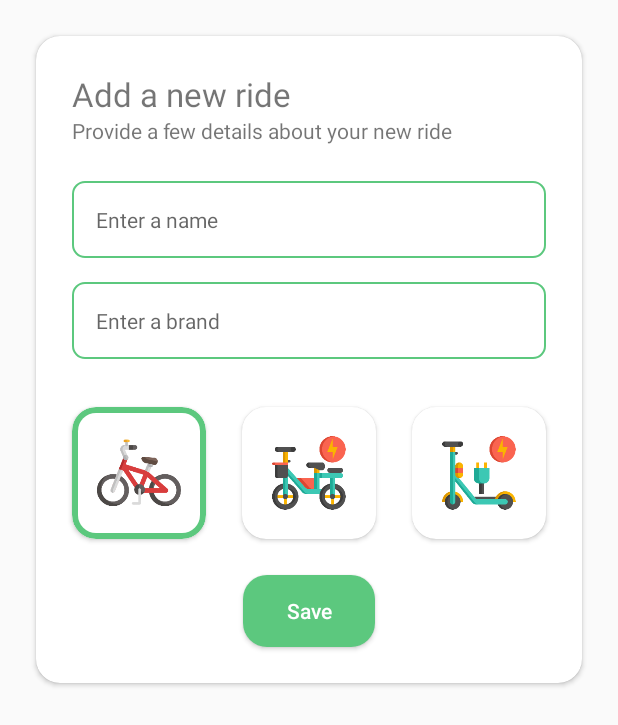
After one commit to helod91/bee-cycle, an Android app: the layout layout_add_bike.xml on its own in the app's theme, with its tools: preview values and no code run, on a phone screen of 412 x 824 dp. The commit adds this screen. Shown: the top 725 px of the screen. Run offline under Robolectric (Android 15) with nearby library versions, the phone set to English and light mode, and no system bars.

Commit message:
Add add bike bottom sheet

```diff
--- a/app/src/main/java/com/accenture/beecycle/di/ViewModelModules.kt
+++ b/app/src/main/java/com/accenture/beecycle/di/ViewModelModules.kt
@@ -9,5 +9,5 @@ import org.koin.dsl.module
 @ExperimentalCoroutinesApi
 val viewModelModules = module {
     viewModel { MainViewModel(get(), get(), get()) }
-    viewModel { SearchViewModel(get()) }
+    viewModel { SearchViewModel(get(), get()) }
 }
--- a/app/src/main/java/com/accenture/beecycle/ui/profile/ProfileActivity.kt
+++ b/app/src/main/java/com/accenture/beecycle/ui/profile/ProfileActivity.kt
@@ -21,7 +21,7 @@ class ProfileActivity : AppCompatActivity() {
 
         with(ActivityProfileBinding.inflate(LayoutInflater.from(this))) {
             Glide.with(profileUserAvatar)
-                .load("https://imagez.tmz.com/image/bf/4by3/2022/04/05/bf0bbec74a1a463f96cf1bacfa831049_md.jpg")
+                .load("https://encrypted-tbn0.gstatic.com/images?q=tbn:ANd9GcSeqTF3M55Y384pBCWI9W88SriOEQrSUk5tHA&usqp=CAU")
                 .circleCrop()
                 .into(profileUserAvatar)
 
--- a/app/src/main/java/com/accenture/beecycle/ui/search/SearchAction.kt
+++ b/app/src/main/java/com/accenture/beecycle/ui/search/SearchAction.kt
@@ -4,4 +4,5 @@ import com.accenture.beecycle.common.ViewAction
 
 sealed class SearchAction : ViewAction {
     data class GetSearchResult(val results: String) : SearchAction()
+    data class GetWeather(val latitude: Double?, val longitude: Double?): SearchAction()
 }
--- a/app/src/main/java/com/accenture/beecycle/ui/search/SearchIntent.kt
+++ b/app/src/main/java/com/accenture/beecycle/ui/search/SearchIntent.kt
@@ -4,4 +4,5 @@ import com.accenture.beecycle.common.ViewIntent
 
 sealed class SearchIntent : ViewIntent {
     data class GetSearchResults(val destination: String) : SearchIntent()
+    data class GetCurrentWeather(val latitude: Double?, val longitude: Double?) : SearchIntent()
 }
--- a/app/src/main/java/com/accenture/beecycle/ui/search/SearchState.kt
+++ b/app/src/main/java/com/accenture/beecycle/ui/search/SearchState.kt
@@ -2,9 +2,11 @@ package com.accenture.beecycle.ui.search
 
 import com.accenture.beecycle.common.ViewState
 import com.accenture.beecycle.domain.models.GeoSearchResult
+import com.accenture.beecycle.domain.models.Weather
 
 sealed class SearchState : ViewState {
     object LoadingSearchResult : SearchState()
     object NoSearchResult : SearchState()
     data class ResultSearch(val results: List<GeoSearchResult>): SearchState()
+    data class ResultWeather(val weather: Weather) : SearchState()
 }
--- /dev/null
+++ b/app/src/main/res/drawable/bg_input.xml
@@ -0,0 +1,7 @@
+<?xml version="1.0" encoding="UTF-8"?>
+<shape xmlns:android="http://schemas.android.com/apk/res/android">
+    <stroke
+        android:width="1dp"
+        android:color="#5cc87e" />
+    <corners android:radius="8dp" />
+</shape>
--- a/app/src/main/res/layout/activity_profile.xml
+++ b/app/src/main/res/layout/activity_profile.xml
@@ -17,8 +17,8 @@
             android:layout_width="48dp"
             android:layout_height="48dp"
             android:src="@drawable/ic_leaf"
-            android:translationX="-8dp"
-            android:translationY="-8dp"
+            android:translationX="-10dp"
+            android:translationY="-3dp"
             app:layout_constraintStart_toStartOf="parent"
             app:layout_constraintTop_toTopOf="parent" />
 
--- /dev/null
+++ b/app/src/main/res/layout/layout_add_bike.xml
@@ -0,0 +1,167 @@
+<?xml version="1.0" encoding="utf-8"?>
+<androidx.constraintlayout.widget.ConstraintLayout xmlns:android="http://schemas.android.com/apk/res/android"
+    xmlns:app="http://schemas.android.com/apk/res-auto"
+    android:layout_width="match_parent"
+    android:layout_height="wrap_content"
+    android:background="@android:color/transparent">
+
+    <androidx.cardview.widget.CardView
+        android:layout_width="0dp"
+        android:layout_height="wrap_content"
+        android:layout_margin="24dp"
+        app:cardCornerRadius="16dp"
+        app:layout_constraintBottom_toBottomOf="parent"
+        app:layout_constraintEnd_toEndOf="parent"
+        app:layout_constraintStart_toStartOf="parent"
+        app:layout_constraintTop_toTopOf="parent">
+
+        <LinearLayout
+            android:layout_width="match_parent"
+            android:layout_height="wrap_content"
+            android:orientation="vertical">
+
+
+            <TextView
+                android:layout_width="wrap_content"
+                android:layout_height="wrap_content"
+                android:layout_marginStart="24dp"
+                android:layout_marginTop="24dp"
+                android:text="Add a new ride"
+                android:textSize="22sp" />
+
+            <TextView
+                android:layout_width="wrap_content"
+                android:layout_height="wrap_content"
+                android:layout_marginStart="24dp"
+                android:text="Provide a few details about your new ride" />
+
+            <EditText
+                android:id="@+id/add_bike_name"
+                android:layout_width="match_parent"
+                android:layout_height="wrap_content"
+                android:layout_marginStart="24dp"
+                android:layout_marginTop="24dp"
+                android:layout_marginEnd="24dp"
+                android:background="@drawable/bg_input"
+                android:hint="Enter a name"
+                android:inputType="text"
+                android:maxLines="1"
+                android:padding="16dp"
+                android:textSize="14sp" />
+
+            <EditText
+                android:id="@+id/add_bike_brand"
+                android:layout_width="match_parent"
+                android:layout_height="wrap_content"
+                android:layout_marginStart="24dp"
+                android:layout_marginTop="16dp"
+                android:layout_marginEnd="24dp"
+                android:background="@drawable/bg_input"
+                android:hint="Enter a brand"
+                android:inputType="text"
+                android:maxLines="1"
+                android:padding="16dp"
+                android:textSize="14sp" />
+
+
+            <LinearLayout
+                android:layout_width="match_parent"
+                android:layout_height="wrap_content"
+                android:orientation="horizontal">
+
+                <androidx.cardview.widget.CardView
+                    android:layout_width="0dp"
+                    android:layout_height="wrap_content"
+                    android:layout_marginStart="24dp"
+                    android:layout_marginTop="32dp"
+                    android:layout_marginEnd="12dp"
+                    android:layout_marginBottom="24dp"
+                    android:layout_weight="1"
+                    app:cardCornerRadius="16dp">
+
+                    <androidx.constraintlayout.widget.ConstraintLayout
+                        android:id="@+id/add_bike_bike"
+                        android:layout_width="match_parent"
+                        android:layout_height="wrap_content"
+                        android:background="@drawable/bg_selected_card"
+                        android:padding="16dp">
+
+                        <ImageView
+                            android:layout_width="56dp"
+                            android:layout_height="56dp"
+                            android:src="@drawable/ic_small_bike"
+                            app:layout_constraintBottom_toBottomOf="parent"
+                            app:layout_constraintEnd_toEndOf="parent"
+                            app:layout_constraintStart_toStartOf="parent"
+                            app:layout_constraintTop_toTopOf="parent" />
+                    </androidx.constraintlayout.widget.ConstraintLayout>
+                </androidx.cardview.widget.CardView>
+
+                <androidx.cardview.widget.CardView
+                    android:layout_width="0dp"
+                    android:layout_height="wrap_content"
+                    android:layout_marginStart="12dp"
+                    android:layout_marginTop="32dp"
+                    android:layout_marginEnd="12dp"
+                    android:layout_marginBottom="24dp"
+                    android:layout_weight="1"
+                    app:cardCornerRadius="16dp">
+
+                    <androidx.constraintlayout.widget.ConstraintLayout
+                        android:id="@+id/add_bike_ebike"
+                        android:layout_width="match_parent"
+                        android:layout_height="wrap_content"
+                        android:padding="16dp">
+
+                        <ImageView
+                            android:layout_width="56dp"
+                            android:layout_height="56dp"
+                            android:src="@drawable/ic_small_ebike"
+                            app:layout_constraintBottom_toBottomOf="parent"
+                            app:layout_constraintEnd_toEndOf="parent"
+                            app:layout_constraintStart_toStartOf="parent"
+                            app:layout_constraintTop_toTopOf="parent" />
+                    </androidx.constraintlayout.widget.ConstraintLayout>
+                </androidx.cardview.widget.CardView>
+
+                <androidx.cardview.widget.CardView
+                    android:layout_width="0dp"
+                    android:layout_height="wrap_content"
+                    android:layout_marginStart="12dp"
+                    android:layout_marginTop="32dp"
+                    android:layout_marginEnd="24dp"
+                    android:layout_marginBottom="24dp"
+                    android:layout_weight="1"
+                    app:cardCornerRadius="16dp">
+
+                    <androidx.constraintlayout.widget.ConstraintLayout
+                        android:id="@+id/add_bike_escooter"
+                        android:layout_width="match_parent"
+                        android:layout_height="wrap_content"
+                        android:padding="16dp">
+
+                        <ImageView
+                            android:layout_width="56dp"
+                            android:layout_height="56dp"
+                            android:src="@drawable/ic_small_escooter"
+                            app:layout_constraintBottom_toBottomOf="parent"
+                            app:layout_constraintEnd_toEndOf="parent"
+                            app:layout_constraintStart_toStartOf="parent"
+                            app:layout_constraintTop_toTopOf="parent" />
+                    </androidx.constraintlayout.widget.ConstraintLayout>
+                </androidx.cardview.widget.CardView>
+            </LinearLayout>
+
+            <Button
+                android:id="@+id/add_bike_save"
+                android:layout_width="wrap_content"
+                android:layout_height="wrap_content"
+                android:layout_gravity="center_horizontal"
+                android:layout_marginBottom="24dp"
+                android:background="@drawable/bg_button"
+                android:text="Save"
+                android:textAllCaps="false"
+                android:textColor="@color/white" />
+        </LinearLayout>
+    </androidx.cardview.widget.CardView>
+</androidx.constraintlayout.widget.ConstraintLayout>
--- a/domain/src/main/java/com/accenture/beecycle/domain/models/Bicycle.kt
+++ b/domain/src/main/java/com/accenture/beecycle/domain/models/Bicycle.kt
@@ -10,6 +10,6 @@ data class Bicycle(
     val rideType: RIDE_TYPE
 )
 
-enum class RIDE_TYPE {
-    BICYCLE, E_BICYCLE, E_SCOOTER, ADD_BIKE
+enum class RIDE_TYPE(val baseSpeed: String) {
+    BICYCLE("20"), E_BICYCLE("40"), E_SCOOTER("25"), ADD_BIKE("-")
 }
```
Also changed, not shown: app/src/main/java/com/accenture/beecycle/ui/main/BicycleAdapter.kt (+13 -0 lines), app/src/main/java/com/accenture/beecycle/ui/main/MainActivity.kt (+79 -1 lines), app/src/main/java/com/accenture/beecycle/ui/search/SearchActivity.kt (+12 -0 lines), app/src/main/java/com/accenture/beecycle/ui/search/SearchViewModel.kt (+12 -1 lines), app/src/main/res/drawable/bg_ride_type.xml (added, +16 -0 lines), app/src/main/res/drawable/ic_baseline_waves_24.xml (added, +5 -0 lines), app/src/main/res/layout/activity_search.xml (+4 -4 lines), app/src/main/res/values/styles.xml (+10 -0 lines), data/src/main/java/com/accenture/beecycle/data/repositories/RemoteBicycleRepository.kt (+6 -3 lines).
